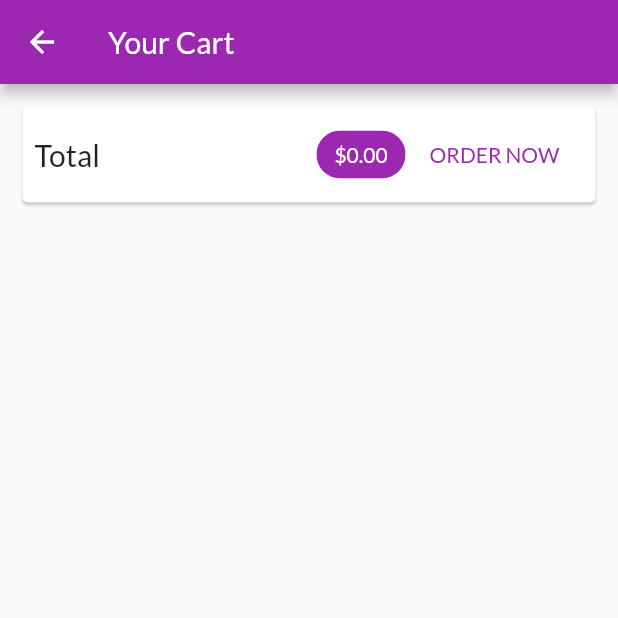
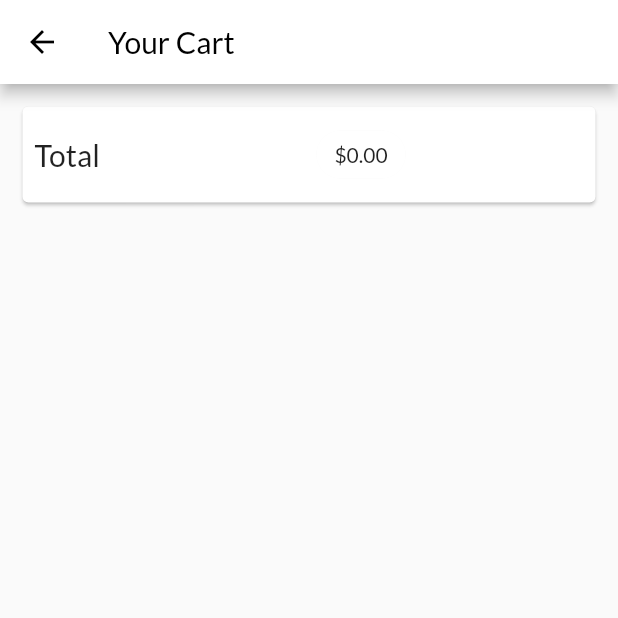
Before and after one commit to Medhatt12/shop_app, a Flutter app: the CartScreen screen opened by its route, on a phone screen of 412 x 824 dp, the top half of it. Run offline on Flutter 3.47's test engine with Material 2 defaults, Android fonts, the phone set to English and light mode, and no system bars; network calls fail.

Commit message:
third commit

```diff
--- a/lib/main.dart
+++ b/lib/main.dart
@@ -15,6 +15,22 @@ void main() {
 
 class MyApp extends StatelessWidget {
   // This widget is the root of your application.
+
+  static const MaterialColor white = const MaterialColor(
+  0xFFFFFFFF,
+  const <int, Color>{
+    50: const Color(0xFFFFFFFF),
+    100: const Color(0xFFFFFFFF),
+    200: const Color(0xFFFFFFFF),
+    300: const Color(0xFFFFFFFF),
+    400: const Color(0xFFFFFFFF),
+    500: const Color(0xFFFFFFFF),
+    600: const Color(0xFFFFFFFF),
+    700: const Color(0xFFFFFFFF),
+    800: const Color(0xFFFFFFFF),
+    900: const Color(0xFFFFFFFF),
+  },
+);
   @override
   Widget build(BuildContext context) {
     return MultiProvider(
@@ -33,8 +49,8 @@ class MyApp extends StatelessWidget {
         debugShowCheckedModeBanner: false,
         title: 'MyShop',
         theme: ThemeData(
-            primarySwatch: Colors.purple,
-            accentColor: Colors.deepOrange,
+            primarySwatch: white,
+            accentColor: Colors.blue[100],
             fontFamily: 'Lato'),
         home: ProductsOverviewScreen(),
         routes: {
```
Also changed, not shown: lib/providers/cart.dart (+31 -5 lines), lib/widgets/cart_item.dart (+19 -2 lines), lib/widgets/product_item.dart (+14 -2 lines).
